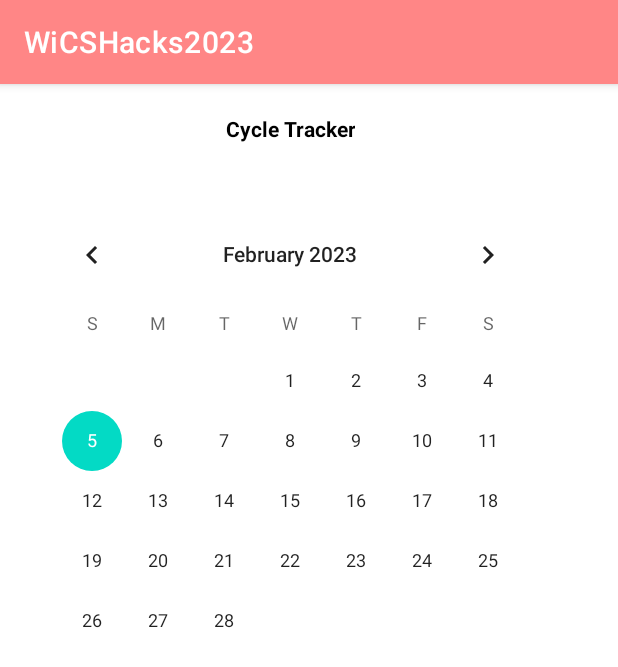
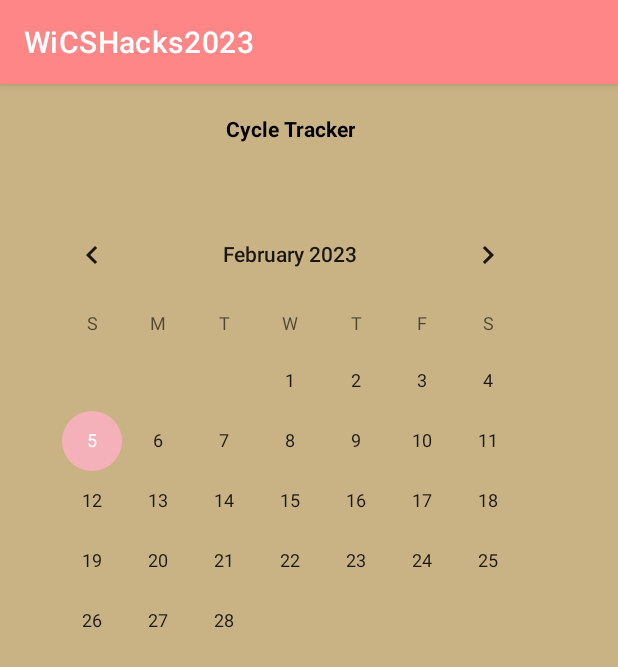
Before and after one commit to sakura-lxver/WiCSHacks2023, an Android app: the fragment Tracker shown on its own in the app's theme, on a phone screen of 412 x 824 dp. Shown: the top 667 px of the screen. Run offline under Robolectric (Android 15) with nearby library versions, the phone set to English and light mode, and no system bars.

```diff
--- a/app/src/main/java/com/alea/wicshacks2023/MainActivity.kt
+++ b/app/src/main/java/com/alea/wicshacks2023/MainActivity.kt
@@ -11,6 +11,7 @@ import android.view.Menu
 import android.view.MenuItem
 import com.alea.wicshacks2023.ui.main.SectionsPagerAdapter
 import com.alea.wicshacks2023.databinding.ActivityMainBinding
+import com.google.android.material.tabs.TabLayoutMediator
 
 class MainActivity : AppCompatActivity() {
 
--- a/app/src/main/java/com/alea/wicshacks2023/Tracker.kt
+++ /dev/null
@@ -1,59 +0,0 @@
-package com.alea.wicshacks2023
-
-import android.os.Bundle
-import androidx.fragment.app.Fragment
-import android.view.LayoutInflater
-import android.view.View
-import android.view.ViewGroup
-
-// TODO: Rename parameter arguments, choose names that match
-// the fragment initialization parameters, e.g. ARG_ITEM_NUMBER
-private const val ARG_PARAM1 = "param1"
-private const val ARG_PARAM2 = "param2"
-
-/**
- * A simple [Fragment] subclass.
- * Use the [Tracker.newInstance] factory method to
- * create an instance of this fragment.
- */
-class Tracker : Fragment() {
-    // TODO: Rename and change types of parameters
-    private var param1: String? = null
-    private var param2: String? = null
-
-    override fun onCreate(savedInstanceState: Bundle?) {
-        super.onCreate(savedInstanceState)
-        arguments?.let {
-            param1 = it.getString(ARG_PARAM1)
-            param2 = it.getString(ARG_PARAM2)
-        }
-    }
-
-    override fun onCreateView(
-        inflater: LayoutInflater, container: ViewGroup?,
-        savedInstanceState: Bundle?
-    ): View? {
-        // Inflate the layout for this fragment
-        return inflater.inflate(R.layout.fragment_tracker, container, false)
-    }
-
-    companion object {
-        /**
-         * Use this factory method to create a new instance of
-         * this fragment using the provided parameters.
-         *
-         * @param param1 Parameter 1.
-         * @param param2 Parameter 2.
-         * @return A new instance of fragment Tracker.
-         */
-        // TODO: Rename and change types and number of parameters
-        @JvmStatic
-        fun newInstance(param1: String, param2: String) =
-            Tracker().apply {
-                arguments = Bundle().apply {
-                    putString(ARG_PARAM1, param1)
-                    putString(ARG_PARAM2, param2)
-                }
-            }
-    }
-}
--- a/app/src/main/java/com/alea/wicshacks2023/Home.kt
+++ b/app/src/main/java/com/alea/wicshacks2023/ui/main/Home.kt
@@ -1,10 +1,11 @@
-package com.alea.wicshacks2023
+package com.alea.wicshacks2023.ui.main
 
 import android.os.Bundle
 import androidx.fragment.app.Fragment
 import android.view.LayoutInflater
 import android.view.View
 import android.view.ViewGroup
+import com.alea.wicshacks2023.R
 
 class Home : Fragment() {
 
--- /dev/null
+++ b/app/src/main/java/com/alea/wicshacks2023/ui/main/Tracker.kt
@@ -0,0 +1,27 @@
+package com.alea.wicshacks2023.ui.main
+
+import android.os.Bundle
+import androidx.fragment.app.Fragment
+import android.view.LayoutInflater
+import android.view.View
+import android.view.ViewGroup
+import com.alea.wicshacks2023.R
+
+
+
+/**
+ * A simple [Fragment] subclass.
+ * Use the [Tracker.newInstance] factory method to
+ * create an instance of this fragment.
+ */
+class Tracker : Fragment() {
+
+    override fun onCreateView(
+        inflater: LayoutInflater, container: ViewGroup?,
+        savedInstanceState: Bundle?
+    ): View? {
+        // Inflate the layout for this fragment
+        return inflater.inflate(R.layout.fragment_tracker, container, false)
+    }
+
+}
--- a/app/src/main/res/layout/activity_main.xml
+++ b/app/src/main/res/layout/activity_main.xml
@@ -5,6 +5,7 @@
     xmlns:tools="http://schemas.android.com/tools"
     android:layout_width="match_parent"
     android:layout_height="match_parent"
+    android:background="@color/backgroundcolor"
     tools:context=".MainActivity">
 
     <com.google.android.material.appbar.AppBarLayout
--- a/app/src/main/res/layout/fragment_home.xml
+++ b/app/src/main/res/layout/fragment_home.xml
@@ -3,13 +3,13 @@
     xmlns:tools="http://schemas.android.com/tools"
     android:layout_width="match_parent"
     android:layout_height="match_parent"
-    tools:context=".Home">
+    android:background="@color/backgroundcolor"
+    tools:context=".ui.main.Home">
 
     <!-- TODO: Update blank fragment layout -->
     <TextView
         android:layout_width="match_parent"
         android:layout_height="match_parent"
-        android:background="@color/black"
         android:text="@string/hello_blank_fragment" />
 
 </FrameLayout>
--- a/app/src/main/res/layout/fragment_tracker.xml
+++ b/app/src/main/res/layout/fragment_tracker.xml
@@ -3,6 +3,7 @@
     xmlns:tools="http://schemas.android.com/tools"
     android:layout_width="match_parent"
     android:layout_height="match_parent"
+    android:background="@color/backgroundcolor"
     tools:context=".Tracker">
 
     <!-- TODO: Update blank fragment layout -->
--- a/app/src/main/res/values/colors.xml
+++ b/app/src/main/res/values/colors.xml
@@ -11,4 +11,5 @@
     <color name="tabcolor">#FF8686</color>
     <color name="tabactive">#F4B1B9</color>
     <color name="tabindicator">#A47380</color>
+    <color name="backgroundcolor">#C9B385</color>
 </resources>
--- a/app/src/main/res/values/themes.xml
+++ b/app/src/main/res/values/themes.xml
@@ -6,8 +6,8 @@
         <item name="colorPrimaryVariant">@color/tabactive</item>
         <item name="colorOnPrimary">@color/white</item>
         <!-- Secondary brand color. -->
-        <item name="colorSecondary">@color/teal_200</item>
-        <item name="colorSecondaryVariant">@color/teal_700</item>
+        <item name="colorSecondary">@color/tabactive</item>
+        <item name="colorSecondaryVariant">@color/tabactive</item>
         <item name="colorOnSecondary">@color/black</item>
         <!-- Status bar color. -->
         <item name="android:statusBarColor" tools:targetApi="l">?attr/colorPrimaryVariant</item>
```
Also changed, not shown: app/src/main/java/com/alea/wicshacks2023/ui/main/SectionsPagerAdapter.kt (+6 -9 lines).
